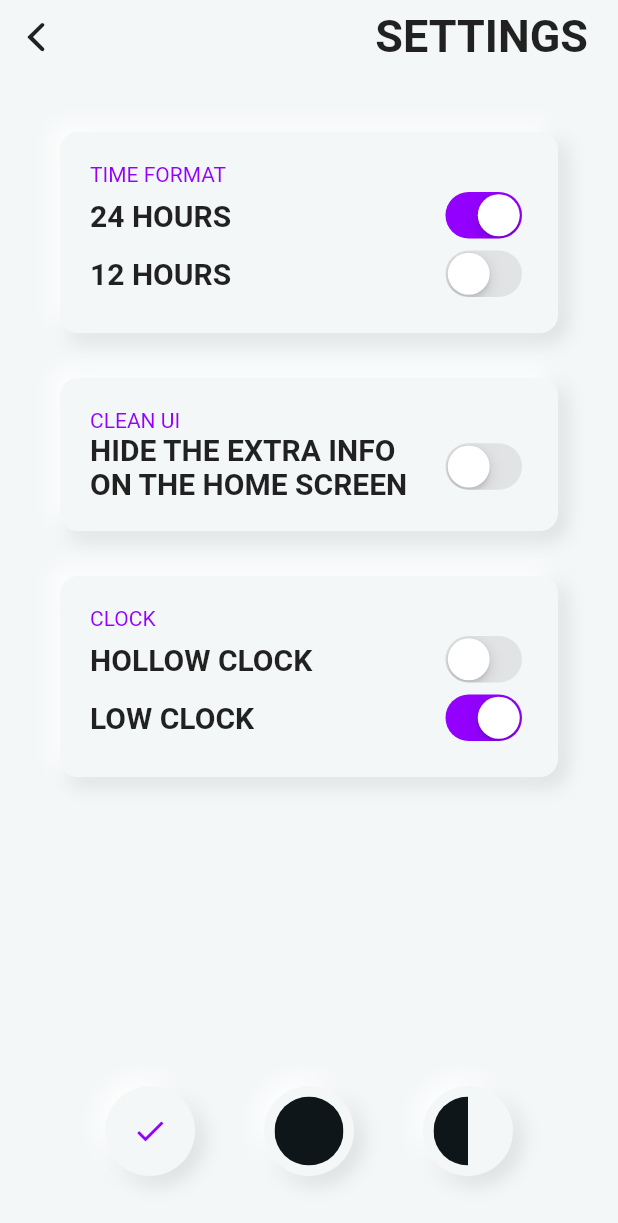
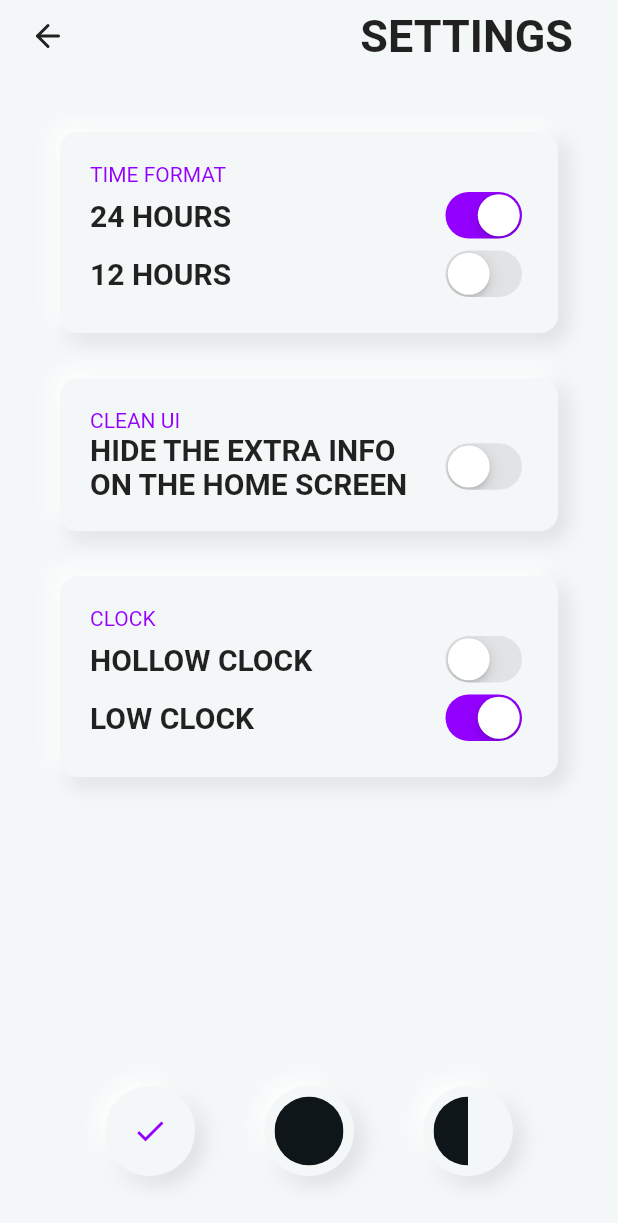
Before and after one commit to jarb314/project_dolphin, a Flutter app: the SettingsScreen screen opened by its route, on a phone screen of 412 x 824 dp. Shown: the top 1223 px of the screen. Run offline on Flutter 3.47's test engine with Material 2 defaults, Android fonts, the phone set to English and light mode, and no system bars; our stand-ins replace dotted_border, feather_icons_flutter; missing offline and left inert: flutter_statusbarcolor; Roboto replaces fonts that are missing (SF-Pro-Rounded).

Commit message:
Ajuste el diseño

```diff
--- a/lib/components/base/appbar.dart
+++ b/lib/components/base/appbar.dart
@@ -1,3 +1,4 @@
+import 'package:feather_icons_flutter/feather_icons_flutter.dart';
 import 'package:flutter/cupertino.dart';
 import 'package:flutter/material.dart';
 import '../../constants.dart';
@@ -14,9 +15,9 @@ class MyAppbar extends StatelessWidget {
       crossAxisAlignment: CrossAxisAlignment.center,
       children: <Widget>[
         IconButton(
-          padding: EdgeInsets.symmetric(horizontal: 10.0, vertical: 10.0),
+          padding: EdgeInsets.symmetric(horizontal: 20.0, vertical: 10.0),
           icon: Icon(
-            CupertinoIcons.back,
+            FeatherIcons.arrowLeft,
             size: 30.0,
           ),
           onPressed: () {
@@ -24,7 +25,7 @@ class MyAppbar extends StatelessWidget {
           },
         ),
         Padding(
-          padding: const EdgeInsets.only(right: 20.0),
+          padding: const EdgeInsets.only(right: 30.0),
           child: Text(
             title ?? 'missing',
             style: kHeaderTextStyle,
```
